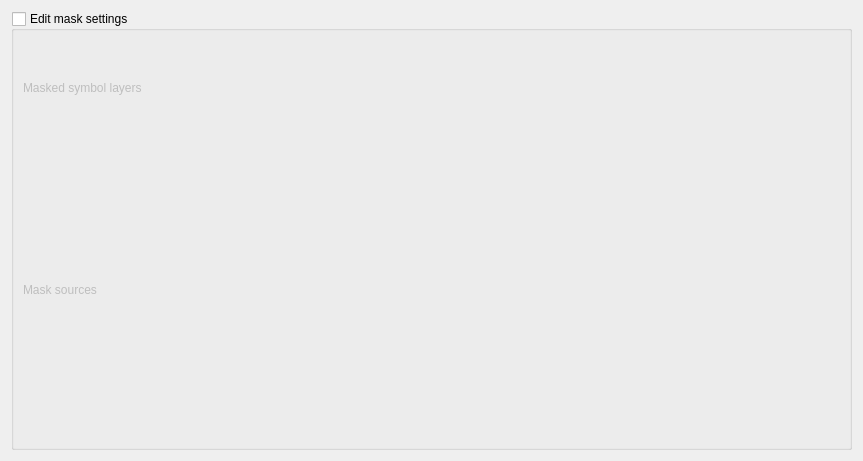
Old version of the form src/ui/qgsmaskingwidgetbase.ui in the repository qgis/QGIS.
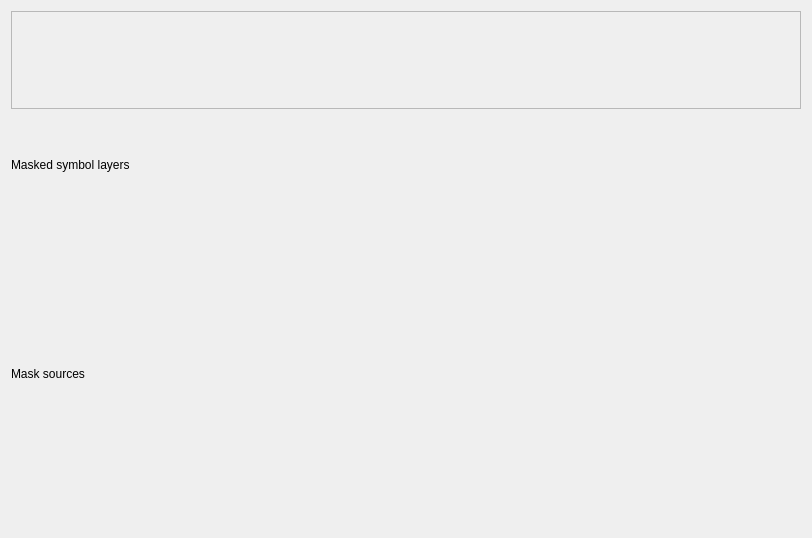
New version of the form. Custom widgets are drawn as their Qt base class.

Diff of the .ui file:
```diff
--- a/src/ui/qgsmaskingwidgetbase.ui
+++ b/src/ui/qgsmaskingwidgetbase.ui
@@ -6,8 +6,8 @@
    <rect>
     <x>0</x>
     <y>0</y>
-    <width>863</width>
-    <height>461</height>
+    <width>812</width>
+    <height>538</height>
    </rect>
   </property>
   <property name="windowTitle">
@@ -15,20 +15,15 @@
   </property>
   <layout class="QVBoxLayout" name="verticalLayout_2">
    <item>
-    <widget class="QGroupBox" name="mEditMaskSettingsGroup">
-     <property name="title">
-      <string>Edit mask settings</string>
+    <widget class="QgsMessageBar" name="mMessageBar">
+     <property name="frameShape">
+      <enum>QFrame::StyledPanel</enum>
      </property>
-     <property name="checkable">
-      <bool>true</bool>
+     <property name="frameShadow">
+      <enum>QFrame::Raised</enum>
      </property>
-     <property name="checked">
-      <bool>false</bool>
-     </property>
-     <layout class="QVBoxLayout" name="verticalLayout">
-      <property name="leftMargin">
-       <number>9</number>
-      </property>
+    </widget>
+   </item>
       <item>
        <widget class="QLabel" name="label">
         <property name="text">
@@ -47,14 +42,7 @@
        </widget>
       </item>
       <item>
-       <widget class="QgsMaskSourceSelectionWidget" name="mMaskSourcesWidget" native="true">
-        <property name="enabled">
-         <bool>false</bool>
-        </property>
-       </widget>
-      </item>
-     </layout>
-    </widget>
+    <widget class="QgsMaskSourceSelectionWidget" name="mMaskSourcesWidget" native="true"/>
    </item>
   </layout>
  </widget>
@@ -71,6 +59,12 @@
    <header>qgssymbollayerselectionwidget.h</header>
    <container>1</container>
   </customwidget>
+  <customwidget>
+   <class>QgsMessageBar</class>
+   <extends>QFrame</extends>
+   <header>qgsmessagebar.h</header>
+   <container>1</container>
+  </customwidget>
  </customwidgets>
  <resources/>
  <connections/>
```
Lines whose indentation alone changed are shown as unchanged.
